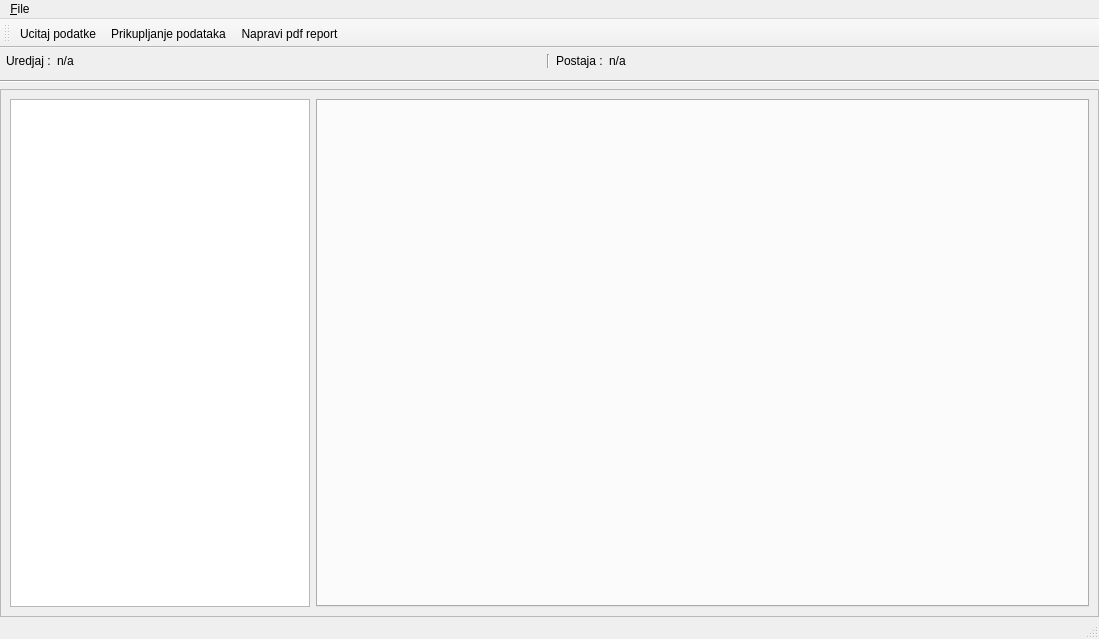
Qt form app/view/uiFiles/display.ui (vmilic/umjeravanje) before a commit.
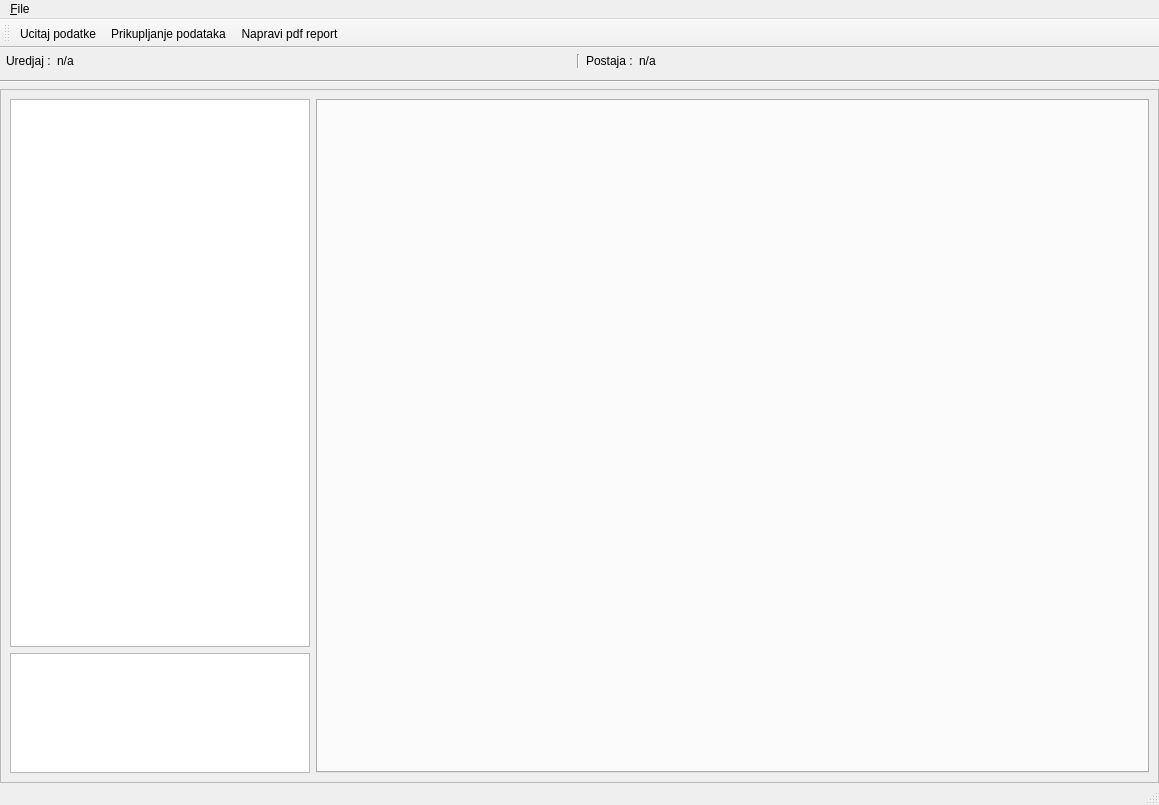
The same form after that commit.

```diff
--- a/app/view/uiFiles/display.ui
+++ b/app/view/uiFiles/display.ui
@@ -6,8 +6,8 @@
    <rect>
     <x>0</x>
     <y>0</y>
-    <width>1099</width>
-    <height>639</height>
+    <width>1159</width>
+    <height>805</height>
    </rect>
   </property>
   <property name="windowTitle">
@@ -95,12 +95,17 @@
         <rect>
          <x>0</x>
          <y>0</y>
-         <width>1097</width>
-         <height>533</height>
+         <width>1157</width>
+         <height>699</height>
         </rect>
        </property>
        <layout class="QHBoxLayout" name="horizontalLayout_2">
         <item>
+         <layout class="QVBoxLayout" name="verticalLayout">
+          <property name="margin">
+           <number>0</number>
+          </property>
+          <item>
          <widget class="QTableView" name="siroviPodaciView">
           <property name="sizePolicy">
            <sizepolicy hsizetype="Preferred" vsizetype="Expanding">
@@ -123,6 +128,36 @@
          </widget>
         </item>
         <item>
+           <widget class="QTableView" name="frejmoviView">
+            <property name="sizePolicy">
+             <sizepolicy hsizetype="Preferred" vsizetype="Expanding">
+              <horstretch>0</horstretch>
+              <verstretch>0</verstretch>
+             </sizepolicy>
+            </property>
+            <property name="minimumSize">
+             <size>
+              <width>300</width>
+              <height>60</height>
+             </size>
+            </property>
+            <property name="maximumSize">
+             <size>
+              <width>16777215</width>
+              <height>120</height>
+             </size>
+            </property>
+            <property name="selectionMode">
+             <enum>QAbstractItemView::SingleSelection</enum>
+            </property>
+            <property name="selectionBehavior">
+             <enum>QAbstractItemView::SelectRows</enum>
+            </property>
+           </widget>
+          </item>
+         </layout>
+        </item>
+        <item>
          <widget class="QTabWidget" name="glavniTabWidget">
           <property name="currentIndex">
            <number>-1</number>
@@ -143,7 +178,7 @@
     <rect>
      <x>0</x>
      <y>0</y>
-     <width>1099</width>
+     <width>1159</width>
      <height>21</height>
     </rect>
    </property>
```
Lines whose indentation alone changed are shown as unchanged.
